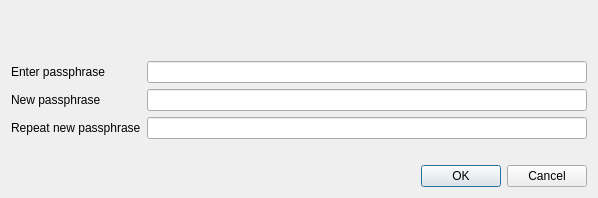
Before: the Qt Designer form src/qt/forms/askpassphrasedialog.ui in VegasCoin/vegascoin, drawn with Qt 5.
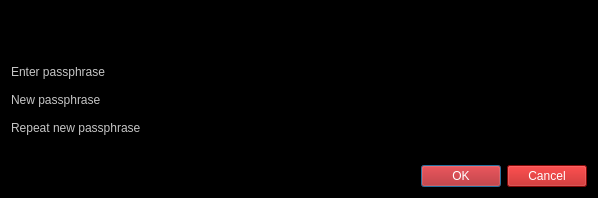
After: the same form once the commit is applied.

Commit message: Updated forms to black background

The edit to the form file:
```diff
--- a/src/qt/forms/askpassphrasedialog.ui
+++ b/src/qt/forms/askpassphrasedialog.ui
@@ -25,6 +25,10 @@
   <property name="windowTitle">
    <string>Passphrase Dialog</string>
   </property>
+  <property name="styleSheet">
+   <string notr="true">color: rgb(198, 198, 198);
+background-color: rgb(0, 0, 0);</string>
+  </property>
   <layout class="QVBoxLayout" name="verticalLayout">
    <item>
     <widget class="QLabel" name="warningLabel">
@@ -103,6 +107,12 @@
    </item>
    <item>
     <widget class="QDialogButtonBox" name="buttonBox">
+     <property name="styleSheet">
+      <string notr="true">font: bold 9pt &quot;Sans Serif&quot;;
+color: rgb(255, 255, 255);
+background-color: rgb(183, 13, 13);
+</string>
+     </property>
      <property name="orientation">
       <enum>Qt::Horizontal</enum>
      </property>
```
The commit also changes 11 other files.
